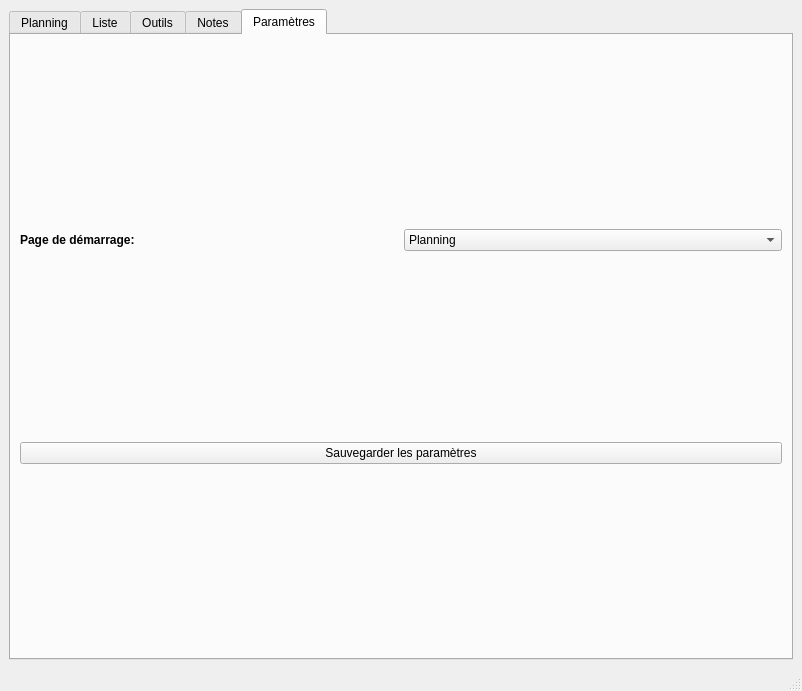
Qt form ressources/MainWindow.ui (seigneurfuo/MyAnimeManager2) before a commit.
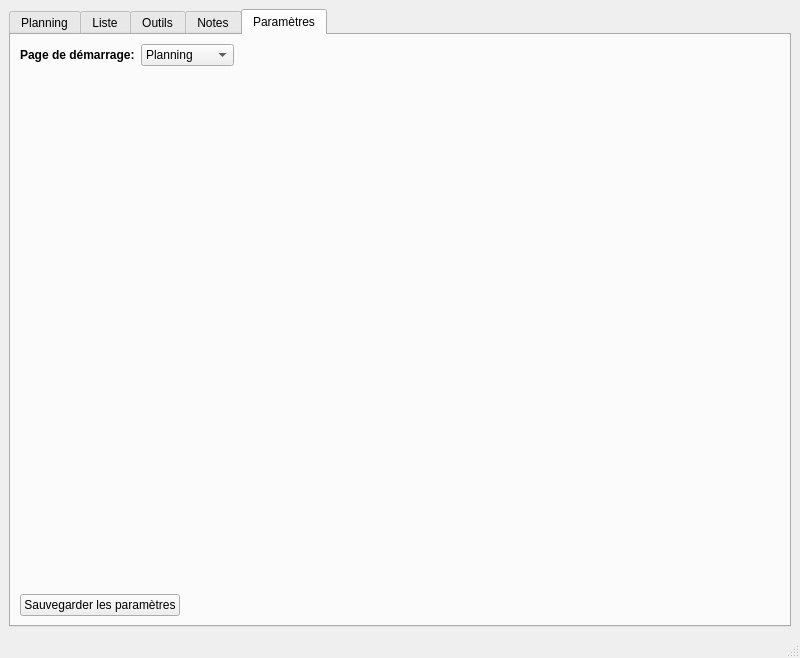
The same form after that commit. Icons and pictures are not drawn.

The edit to the form file:
```diff
--- a/ressources/MainWindow.ui
+++ b/ressources/MainWindow.ui
@@ -6,8 +6,8 @@
    <rect>
     <x>0</x>
     <y>0</y>
-    <width>802</width>
-    <height>691</height>
+    <width>800</width>
+    <height>658</height>
    </rect>
   </property>
   <property name="windowTitle">
@@ -1510,18 +1510,61 @@
             </item>
            </widget>
           </item>
+          <item>
+           <spacer name="horizontalSpacer_4">
+            <property name="orientation">
+             <enum>Qt::Horizontal</enum>
+            </property>
+            <property name="sizeHint" stdset="0">
+             <size>
+              <width>40</width>
+              <height>20</height>
+             </size>
+            </property>
+           </spacer>
+          </item>
          </layout>
         </item>
         <item>
-         <widget class="QPushButton" name="pushButton_11">
-          <property name="text">
-           <string>Sauvegarder les paramètres</string>
+         <spacer name="verticalSpacer_3">
+          <property name="orientation">
+           <enum>Qt::Vertical</enum>
           </property>
-          <property name="icon">
-           <iconset>
-            <normaloff>icons/document-export.ico</normaloff>icons/document-export.ico</iconset>
+          <property name="sizeHint" stdset="0">
+           <size>
+            <width>20</width>
+            <height>475</height>
+           </size>
           </property>
-         </widget>
+         </spacer>
+        </item>
+        <item>
+         <layout class="QHBoxLayout" name="horizontalLayout_27">
+          <item>
+           <widget class="QPushButton" name="pushButton_11">
+            <property name="text">
+             <string>Sauvegarder les paramètres</string>
+            </property>
+            <property name="icon">
+             <iconset>
+              <normaloff>icons/document-export.ico</normaloff>icons/document-export.ico</iconset>
+            </property>
+           </widget>
+          </item>
+          <item>
+           <spacer name="horizontalSpacer_3">
+            <property name="orientation">
+             <enum>Qt::Horizontal</enum>
+            </property>
+            <property name="sizeHint" stdset="0">
+             <size>
+              <width>40</width>
+              <height>20</height>
+             </size>
+            </property>
+           </spacer>
+          </item>
+         </layout>
         </item>
        </layout>
       </widget>
```
Left out of the diff: 46 changed lines with no effect on the pictures.
